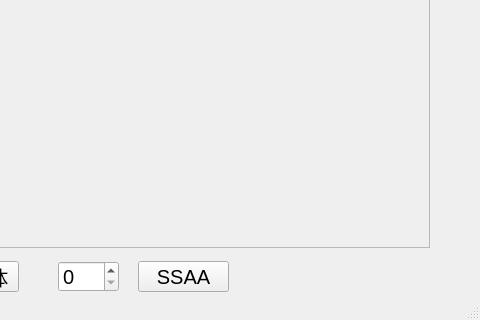
The window that assignment_package/cis560_rasterizer_3d/mainwindow.ui (Ninepxl/MyCG) describes before a commit, drawn with Qt 5; both pictures show x 132 to 612 and y 325 to 645 of the 612 by 645 pixel window.
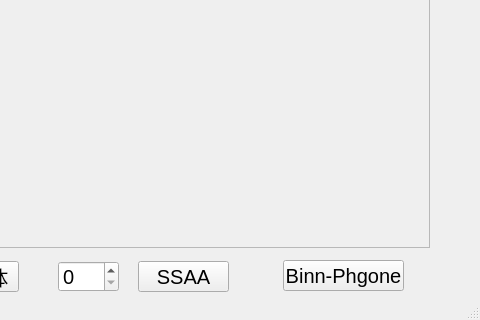
The same window after the commit.

Patch:
```diff
--- a/assignment_package/cis560_rasterizer_3d/mainwindow.ui
+++ b/assignment_package/cis560_rasterizer_3d/mainwindow.ui
@@ -90,6 +90,24 @@
      </font>
     </property>
    </widget>
+   <widget class="QPushButton" name="shdingBtn">
+    <property name="geometry">
+     <rect>
+      <x>415</x>
+      <y>549</y>
+      <width>121</width>
+      <height>31</height>
+     </rect>
+    </property>
+    <property name="font">
+     <font>
+      <pointsize>15</pointsize>
+     </font>
+    </property>
+    <property name="text">
+     <string>Binn-Phgone</string>
+    </property>
+   </widget>
   </widget>
   <widget class="QMenuBar" name="menuBar">
    <property name="geometry">
```
